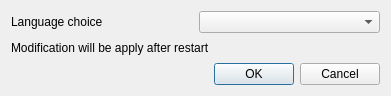
This is src/ui/reoslanguageselectionwidget.ui in vcloarec/ReosProject as Qt 5 draws it before an edit. The edited form follows.
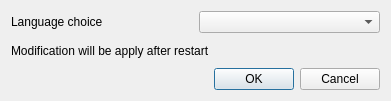
This is the edited form.

```diff
--- a/src/ui/reoslanguageselectionwidget.ui
+++ b/src/ui/reoslanguageselectionwidget.ui
@@ -7,7 +7,7 @@
     <x>0</x>
     <y>0</y>
     <width>391</width>
-    <height>96</height>
+    <height>101</height>
    </rect>
   </property>
   <property name="windowTitle">
```
Left out of the diff: 2 changed lines with no effect on the pictures.
